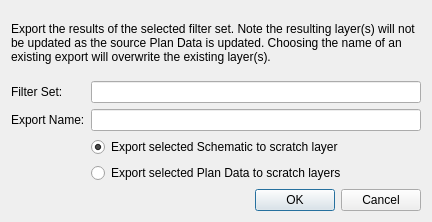
Old version of the form src/filter_export_dialog_base.ui in the repository lparchaeology/ArkPlan.
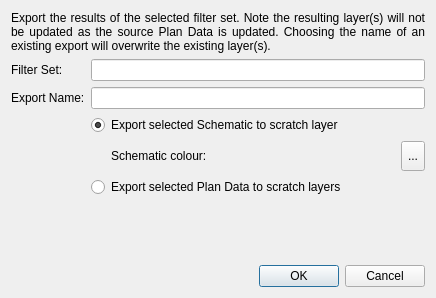
New version of the form. Custom widgets are drawn as their Qt base class.

Commit message: Add exporting of Filter Sets to Scratch Layers

The edit to the form file:
```diff
--- a/src/filter_export_dialog_base.ui
+++ b/src/filter_export_dialog_base.ui
@@ -6,47 +6,16 @@
    <rect>
     <x>0</x>
     <y>0</y>
-    <width>432</width>
-    <height>222</height>
+    <width>436</width>
+    <height>298</height>
    </rect>
   </property>
   <property name="windowTitle">
    <string>Filter Set Export</string>
   </property>
   <layout class="QGridLayout" name="gridLayout">
-   <item row="2" column="0">
-    <widget class="QLabel" name="exportNameLabel">
-     <property name="text">
-      <string>Export Name:</string>
-     </property>
-    </widget>
-   </item>
-   <item row="4" column="1">
-    <widget class="QRadioButton" name="exportDataButton">
-     <property name="text">
-      <string>Export selected Plan Data to scratch layers</string>
-     </property>
-    </widget>
-   </item>
-   <item row="3" column="1">
-    <widget class="QRadioButton" name="exportSchematicButton">
-     <property name="text">
-      <string>Export selected Schematic to scratch layer</string>
-     </property>
-     <property name="checked">
-      <bool>true</bool>
-     </property>
-    </widget>
-   </item>
-   <item row="5" column="0" colspan="2">
-    <widget class="QDialogButtonBox" name="buttonBox">
-     <property name="orientation">
-      <enum>Qt::Horizontal</enum>
-     </property>
-     <property name="standardButtons">
-      <set>QDialogButtonBox::Cancel|QDialogButtonBox::Ok</set>
-     </property>
-    </widget>
+   <item row="2" column="1">
+    <widget class="QLineEdit" name="exportNameEdit"/>
    </item>
    <item row="1" column="1">
     <widget class="QLineEdit" name="filterSetNameEdit">
@@ -55,9 +24,6 @@
      </property>
     </widget>
    </item>
-   <item row="2" column="1">
-    <widget class="QLineEdit" name="exportNameEdit"/>
-   </item>
    <item row="1" column="0">
     <widget class="QLabel" name="filterSetNameLabel">
      <property name="text">
@@ -67,19 +33,115 @@
    </item>
    <item row="0" column="0" colspan="2">
     <widget class="QLabel" name="infoLabel">
+     <property name="sizePolicy">
+      <sizepolicy hsizetype="MinimumExpanding" vsizetype="Preferred">
+       <horstretch>0</horstretch>
+       <verstretch>0</verstretch>
+      </sizepolicy>
+     </property>
      <property name="text">
       <string>Export the results of the selected filter set. Note the resulting layer(s) will not be updated as the source Plan Data is updated. Choosing the name of an existing export will overwrite the existing layer(s).</string>
      </property>
      <property name="textFormat">
       <enum>Qt::LogText</enum>
      </property>
+     <property name="alignment">
+      <set>Qt::AlignJustify|Qt::AlignVCenter</set>
+     </property>
      <property name="wordWrap">
       <bool>true</bool>
      </property>
     </widget>
    </item>
+   <item row="7" column="0" colspan="2">
+    <widget class="QDialogButtonBox" name="buttonBox">
+     <property name="orientation">
+      <enum>Qt::Horizontal</enum>
+     </property>
+     <property name="standardButtons">
+      <set>QDialogButtonBox::Cancel|QDialogButtonBox::Ok</set>
+     </property>
+    </widget>
+   </item>
+   <item row="4" column="1">
+    <layout class="QHBoxLayout" name="horizontalLayout">
+     <property name="leftMargin">
+      <number>20</number>
+     </property>
+     <item>
+      <widget class="QLabel" name="schematicColorLabel">
+       <property name="text">
+        <string>Schematic colour:</string>
+       </property>
+      </widget>
+     </item>
+     <item>
+      <widget class="QgsColorButtonV2" name="schematicColorTool">
+       <property name="sizePolicy">
+        <sizepolicy hsizetype="Fixed" vsizetype="Fixed">
+         <horstretch>0</horstretch>
+         <verstretch>0</verstretch>
+        </sizepolicy>
+       </property>
+       <property name="minimumSize">
+        <size>
+         <width>0</width>
+         <height>30</height>
+        </size>
+       </property>
+       <property name="text">
+        <string>...</string>
+       </property>
+      </widget>
+     </item>
+    </layout>
+   </item>
+   <item row="3" column="1">
+    <widget class="QRadioButton" name="exportSchematicButton">
+     <property name="text">
+      <string>Export selected Schematic to scratch layer</string>
+     </property>
+     <property name="checked">
+      <bool>true</bool>
+     </property>
+    </widget>
+   </item>
+   <item row="2" column="0">
+    <widget class="QLabel" name="exportNameLabel">
+     <property name="text">
+      <string>Export Name:</string>
+     </property>
+    </widget>
+   </item>
+   <item row="5" column="1">
+    <widget class="QRadioButton" name="exportDataButton">
+     <property name="text">
+      <string>Export selected Plan Data to scratch layers</string>
+     </property>
+    </widget>
+   </item>
+   <item row="6" column="1">
+    <spacer name="verticalSpacer">
+     <property name="orientation">
+      <enum>Qt::Vertical</enum>
+     </property>
+     <property name="sizeHint" stdset="0">
+      <size>
+       <width>20</width>
+       <height>40</height>
+      </size>
+     </property>
+    </spacer>
+   </item>
   </layout>
  </widget>
+ <customwidgets>
+  <customwidget>
+   <class>QgsColorButtonV2</class>
+   <extends>QToolButton</extends>
+   <header>qgis.gui</header>
+  </customwidget>
+ </customwidgets>
  <resources/>
  <connections>
   <connection>
```
The commit also changes 4 other files.
